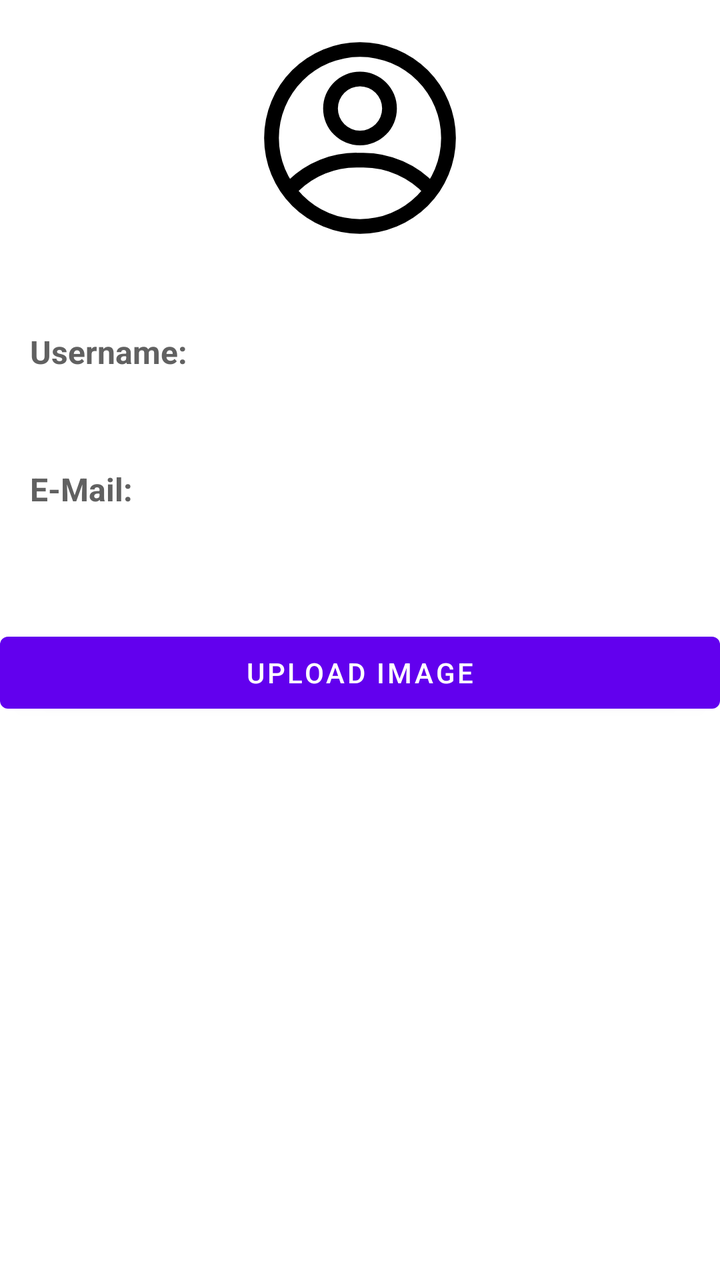
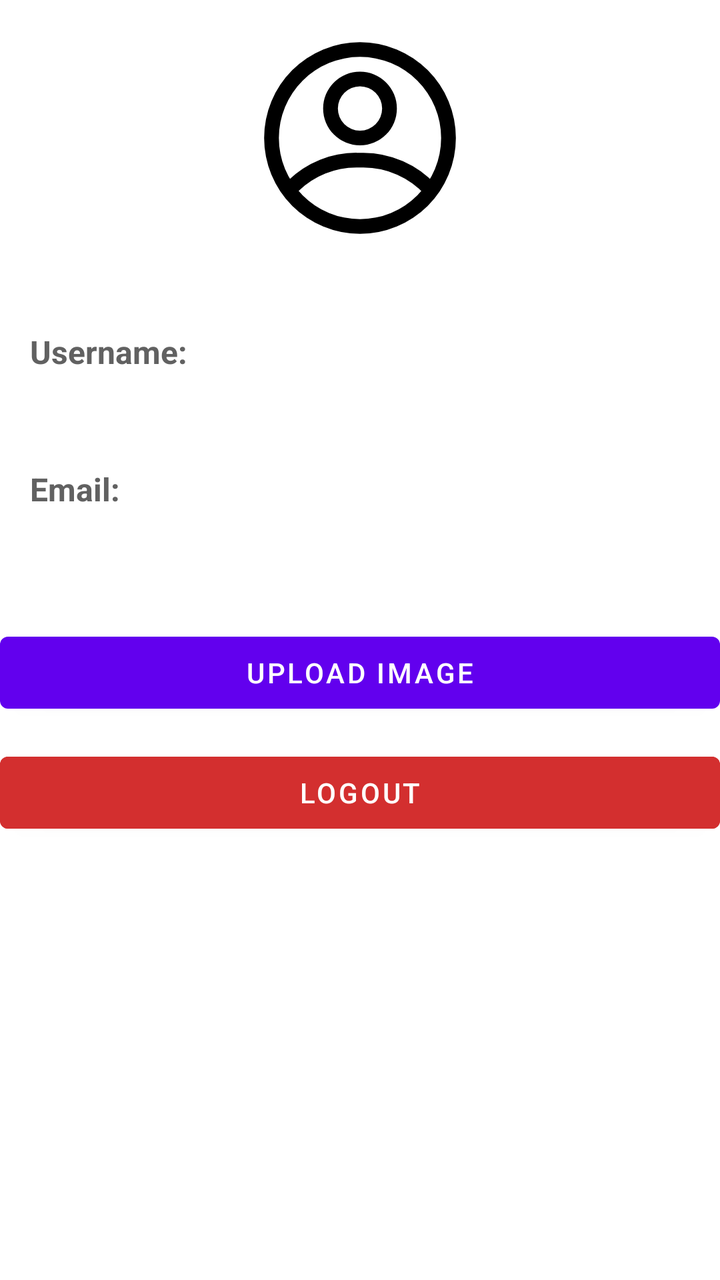

Before-and-after screenshots of an Android layout around one commit, followed by the original layout XML and the change that was made.
<!-- AndroidManifest.xml: application theme Theme.LearnApp -->
<!-- res/layout/profile_form.xml -->
<?xml version="1.0" encoding="utf-8"?>
<androidx.constraintlayout.widget.ConstraintLayout xmlns:android="http://schemas.android.com/apk/res/android"
    xmlns:app="http://schemas.android.com/apk/res-auto"
    xmlns:tools="http://schemas.android.com/tools"
    android:layout_width="match_parent"
    android:layout_height="match_parent"
    tools:context=".forms.ProfileForm">

    <ScrollView
        android:layout_width="match_parent"
        android:layout_height="match_parent"
        app:layout_constraintEnd_toEndOf="parent"
        app:layout_constraintHorizontal_bias="0.5"
        app:layout_constraintStart_toStartOf="parent">

        <LinearLayout
            android:layout_width="match_parent"
            android:layout_height="wrap_content"
            android:orientation="vertical">

            <ImageView
                android:id="@+id/imageView_profil_image"
                android:layout_width="match_parent"
                android:layout_height="128dp"
                android:contentDescription="@string/todo"
                android:paddingTop="10dp"
                android:src="@drawable/ic_account_avatar" />

            <TextView
                android:id="@+id/textView_profil_greeting"
                android:layout_width="match_parent"
                android:layout_height="wrap_content"
                android:paddingVertical="5dp"
                android:shadowColor="#3E3E3E"
                android:shadowDx="2"
                android:shadowDy="2"
                android:shadowRadius="2"
                android:textAlignment="center"
                android:textSize="20sp" />

            <TextView
                android:id="@+id/textView_lbl_username"
                android:layout_width="match_parent"
                android:layout_height="wrap_content"
                android:paddingStart="15dp"
                android:text="@string/profile_username"
                android:textColor="#616161"
                android:textSize="16sp"
                android:textStyle="bold" />

            <TextView
                android:id="@+id/textView_username"
                android:layout_width="match_parent"
                android:layout_height="wrap_content"
                android:layout_marginHorizontal="25dp"
                android:layout_marginTop="10dp"
                android:layout_marginBottom="10dp"
                android:textSize="20sp" />

            <TextView
                android:id="@+id/textView_lbl_email"
                android:layout_width="match_parent"
                android:layout_height="wrap_content"
                android:paddingStart="15dp"
                android:text="@string/profile_email"
                android:textColor="#616161"
                android:textSize="16sp"
                android:textStyle="bold" />

            <TextView
                android:id="@+id/textView_email"
                android:layout_width="match_parent"
                android:layout_height="wrap_content"
                android:layout_marginHorizontal="25dp"
                android:layout_marginTop="10dp"
                android:layout_marginBottom="20dp"
                android:textSize="20sp" />

            <Button
                android:id="@+id/button_send"
                android:layout_width="match_parent"
                android:layout_height="wrap_content"
                android:textColor="?android:attr/colorBackground"
                android:text="@string/profile_btn" />

        </LinearLayout>
    </ScrollView>

</androidx.constraintlayout.widget.ConstraintLayout>
<!-- resources referenced by this layout -->
<resources>
  <!-- drawable ic_account_avatar (drawable) -->
  <vector xmlns:android="http://schemas.android.com/apk/res/android"
      android:width="32dp"
      android:height="32dp"
      android:viewportWidth="32"
      android:viewportHeight="32">
    <path
        android:fillColor="#FF000000"
        android:pathData="M16,29A13,13 0,1 1,29 16,13 13,0 0,1 16,29ZM16,5A11,11 0,1 0,27 16,11 11,0 0,0 16,5Z"/>
    <path
        android:fillColor="#FF000000"
        android:pathData="M16,17a5,5 0,1 1,5 -5A5,5 0,0 1,16 17ZM16,9a3,3 0,1 0,3 3A3,3 0,0 0,16 9Z"/>
    <path
        android:fillColor="#FF000000"
        android:pathData="M25.55,24a1,1 0,0 1,-0.74 -0.32A11.35,11.35 0,0 0,16.46 20h-0.92a11.27,11.27 0,0 0,-7.85 3.16,1 1,0 0,1 -1.38,-1.44A13.24,13.24 0,0 1,15.54 18h0.92a13.39,13.39 0,0 1,9.82 4.32A1,1 0,0 1,25.55 24Z"/>
  </vector>
  <string name="profile_btn">Upload Image</string>
  <string name="profile_email">E-Mail:</string>
  <string name="profile_username">Username:</string>
  <string name="todo">TODO</string>
  <style name="Theme.LearnApp" parent="Theme.MaterialComponents.DayNight.DarkActionBar">
  
          
          <item name="colorPrimary">@color/purple_500</item>
          <item name="colorPrimaryVariant">@color/purple_700</item>
          <item name="colorOnPrimary">@color/white</item>
  
          
          <item name="colorSecondary">@color/white</item>
          <item name="colorSecondaryVariant">@color/white</item>
          <item name="colorOnSecondary">@color/black</item>
  
          
          <item name="android:statusBarColor" tools:targetApi="l">?attr/colorPrimaryVariant</item>
  
          
          <item name="android:textColorPrimary">@color/black</item>
          <item name="android:textColorSecondary">@color/black</item>
          <item name="android:textColorSecondaryInverse">@color/black</item>
          <item name="android:textColorHint">@color/hint_text_box_color</item>
          <item name="android:textColorHintInverse">@color/hint_text_box_color_active</item>
          <item name="cardBackgroundColor">@color/white</item>
  
      </style>
  <style name="Theme.MaterialComponents.DayNight.DarkActionBar" parent="Theme.MaterialComponents" />
  <color name="purple_500">#FF6200EE</color>
  <color name="purple_700">#FF3700B3</color>
  <color name="white">#FFFFFFFF</color>
  <color name="black">#FF000000</color>
  <color name="hint_text_box_color">#757575</color>
  <color name="hint_text_box_color_active">#909090</color>
</resources>

<!-- the commit's change to res/layout/profile_form.xml (unified diff, before → after) -->
@@ -80,8 +80,16 @@
                 android:id="@+id/button_send"
                 android:layout_width="match_parent"
                 android:layout_height="wrap_content"
-                android:textColor="?android:attr/colorBackground"
                 android:text="@string/profile_btn" />
+
+            <Button
+                android:id="@+id/button_logout"
+                android:layout_width="match_parent"
+                android:layout_height="wrap_content"
+                android:layout_marginTop="12dp"
+                android:backgroundTint="#D32F2F"
+                android:textColor="#FFFFFF"
+                android:text="@string/logout" />
 
         </LinearLayout>
     </ScrollView>
<!-- resource entries referenced after the edit -->
@@ -16,8 +16,9 @@
         android:fillColor="#FF000000"
         android:pathData="M25.55,24a1,1 0,0 1,-0.74 -0.32A11.35,11.35 0,0 0,16.46 20h-0.92a11.27,11.27 0,0 0,-7.85 3.16,1 1,0 0,1 -1.38,-1.44A13.24,13.24 0,0 1,15.54 18h0.92a13.39,13.39 0,0 1,9.82 4.32A1,1 0,0 1,25.55 24Z"/>
   </vector>
+  <string name="logout">Logout</string>
   <string name="profile_btn">Upload Image</string>
-  <string name="profile_email">E-Mail:</string>
+  <string name="profile_email">Email:</string>
   <string name="profile_username">Username:</string>
   <string name="todo">TODO</string>
   <style name="Theme.LearnApp" parent="Theme.MaterialComponents.DayNight.DarkActionBar">
